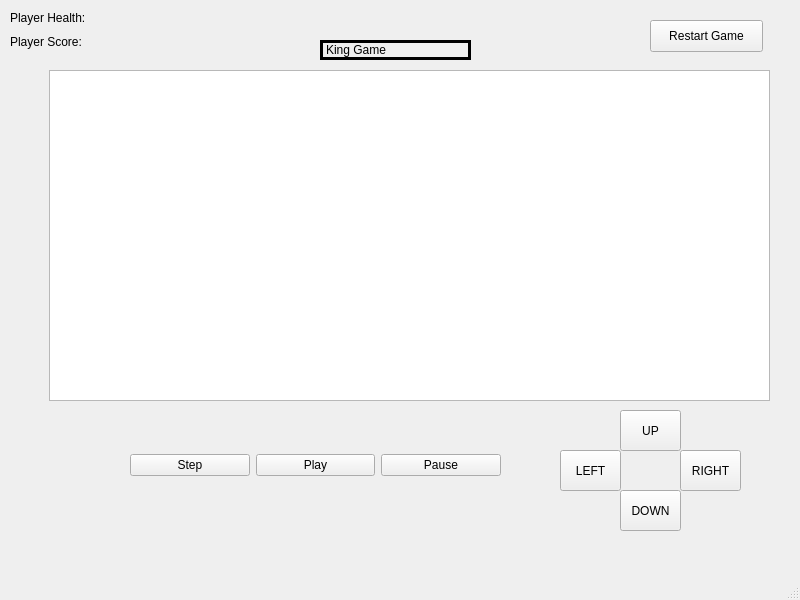
First picture: the form in mainwindow.ui, repository jackjj1125/HW5, before the edit.
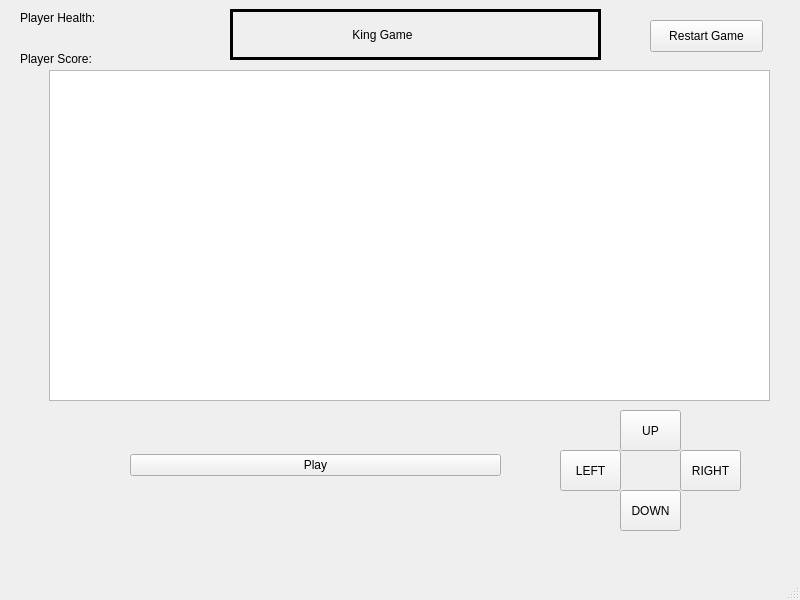
Second picture: the form after the edit.

```diff
--- a/mainwindow.ui
+++ b/mainwindow.ui
@@ -24,13 +24,6 @@
      </rect>
     </property>
     <layout class="QHBoxLayout" name="horizontalLayout">
-     <item>
-      <widget class="QPushButton" name="stepButton">
-       <property name="text">
-        <string>Step</string>
-       </property>
-      </widget>
-     </item>
      <item>
       <widget class="QPushButton" name="playButton">
        <property name="text">
@@ -38,27 +31,23 @@
        </property>
       </widget>
      </item>
-     <item>
-      <widget class="QPushButton" name="pauseButton">
-       <property name="text">
-        <string>Pause</string>
-       </property>
-      </widget>
-     </item>
     </layout>
    </widget>
    <widget class="QWidget" name="verticalLayoutWidget_2">
     <property name="geometry">
      <rect>
-      <x>10</x>
-      <y>9</y>
+      <x>20</x>
+      <y>0</y>
       <width>181</width>
-      <height>42</height>
+      <height>76</height>
      </rect>
     </property>
     <layout class="QVBoxLayout" name="verticalLayout_2">
      <item>
       <widget class="QLabel" name="label">
+       <property name="autoFillBackground">
+        <bool>true</bool>
+       </property>
        <property name="text">
         <string>Player Health:</string>
        </property>
@@ -66,6 +55,9 @@
      </item>
      <item>
       <widget class="QLabel" name="label_2">
+       <property name="autoFillBackground">
+        <bool>true</bool>
+       </property>
        <property name="text">
         <string>Player Score:</string>
        </property>
@@ -99,10 +91,10 @@
    <widget class="QLabel" name="label_3">
     <property name="geometry">
      <rect>
-      <x>320</x>
-      <y>40</y>
-      <width>151</width>
-      <height>20</height>
+      <x>230</x>
+      <y>9</y>
+      <width>371</width>
+      <height>51</height>
      </rect>
     </property>
     <property name="frameShape">
@@ -112,7 +104,13 @@
      <number>3</number>
     </property>
     <property name="text">
-     <string>King Game</string>
+     <string>                                   King Game</string>
+    </property>
+    <property name="scaledContents">
+     <bool>true</bool>
+    </property>
+    <property name="wordWrap">
+     <bool>true</bool>
     </property>
    </widget>
    <widget class="QToolButton" name="toolButton">
```
